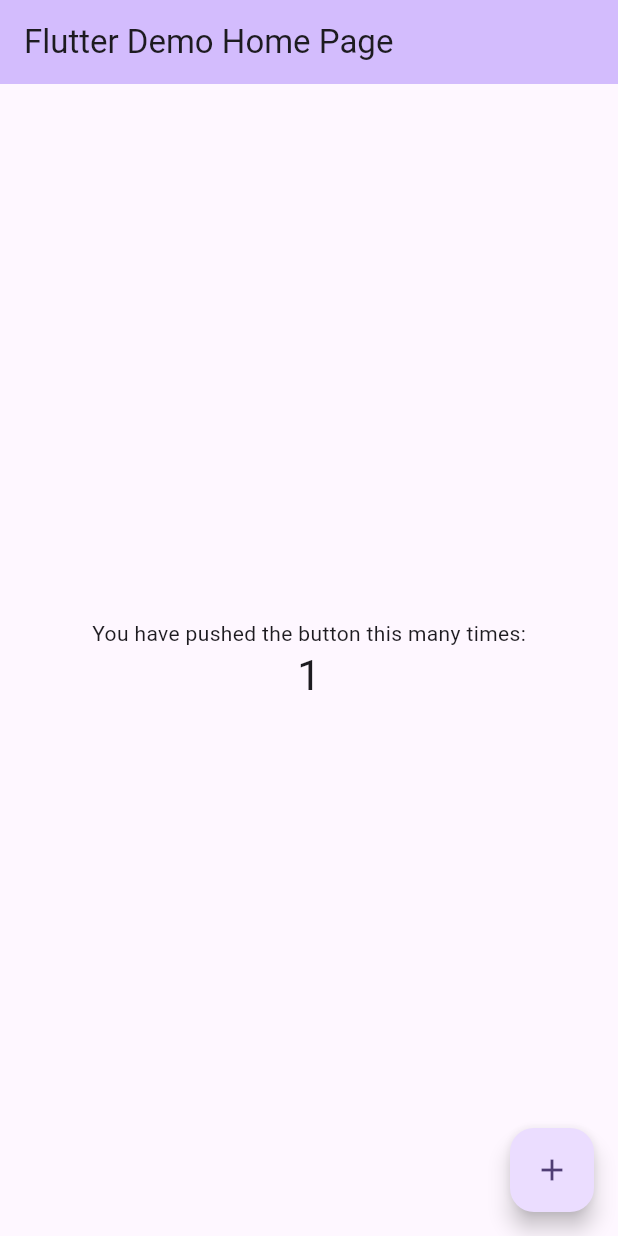
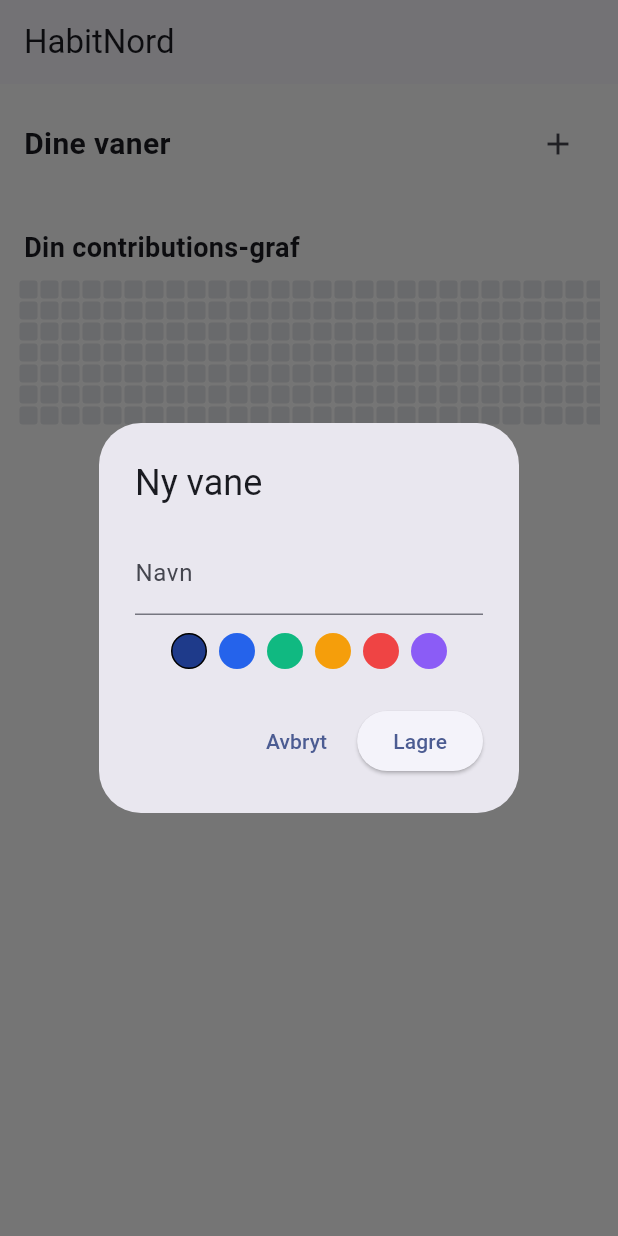
Before and after one commit to TheFrostBunny/Habitnord, a Flutter app: the screen it shows after launch, after a tap on the "add" icon, on a phone screen of 412 x 824 dp. Run offline on Flutter 3.47's test engine with Material 3 defaults, Android fonts, the phone set to English and light mode, and no system bars; our stand-ins replace shared_preferences.

Commit message:
Refactor app structure and implement habit tracking features

```diff
--- /dev/null
+++ b/devtools_options.yaml
@@ -0,0 +1,3 @@
+description: This file stores settings for Dart & Flutter DevTools.
+documentation: https://docs.flutter.dev/tools/devtools/extensions#configure-extension-enablement-states
+extensions:
--- a/lib/main.dart
+++ b/lib/main.dart
@@ -1,122 +1,318 @@
 import 'package:flutter/material.dart';
+import 'package:provider/provider.dart';
+
+import 'repository/habit_repository.dart';
+import 'services/storage_service.dart';
+import 'models/habit.dart';
 
 void main() {
-  runApp(const MyApp());
+  runApp(const HabitNordApp());
 }
 
-class MyApp extends StatelessWidget {
-  const MyApp({super.key});
+class HabitNordApp extends StatelessWidget {
+  const HabitNordApp({super.key});
 
-  // This widget is the root of your application.
   @override
   Widget build(BuildContext context) {
-    return MaterialApp(
-      title: 'Flutter Demo',
-      theme: ThemeData(
-        // This is the theme of your application.
-        //
-        // TRY THIS: Try running your application with "flutter run". You'll see
-        // the application has a purple toolbar. Then, without quitting the app,
-        // try changing the seedColor in the colorScheme below to Colors.green
-        // and then invoke "hot reload" (save your changes or press the "hot
-        // reload" button in a Flutter-supported IDE, or press "r" if you used
-        // the command line to start the app).
-        //
-        // Notice that the counter didn't reset back to zero; the application
-        // state is not lost during the reload. To reset the state, use hot
-        // restart instead.
-        //
-        // This works for code too, not just values: Most code changes can be
-        // tested with just a hot reload.
-        colorScheme: ColorScheme.fromSeed(seedColor: Colors.deepPurple),
+    final palette = _habitNordPalette;
+    return MultiProvider(
+      providers: [
+        ChangeNotifierProvider(
+          create: (_) => HabitRepository(StorageService())..load(),
+        ),
+      ],
+      child: MaterialApp(
+        title: 'HabitNord',
+        theme: ThemeData(
+          colorScheme: ColorScheme.fromSeed(seedColor: palette.primary),
+          useMaterial3: true,
+          scaffoldBackgroundColor: Colors.white,
+        ),
+        home: const HabitsHomePage(),
       ),
-      home: const MyHomePage(title: 'Flutter Demo Home Page'),
     );
   }
 }
 
-class MyHomePage extends StatefulWidget {
-  const MyHomePage({super.key, required this.title});
-
-  // This widget is the home page of your application. It is stateful, meaning
-  // that it has a State object (defined below) that contains fields that affect
-  // how it looks.
-
-  // This class is the configuration for the state. It holds the values (in this
-  // case the title) provided by the parent (in this case the App widget) and
-  // used by the build method of the State. Fields in a Widget subclass are
-  // always marked "final".
-
-  final String title;
-
-  @override
-  State<MyHomePage> createState() => _MyHomePageState();
-}
-
-class _MyHomePageState extends State<MyHomePage> {
-  int _counter = 0;
-
-  void _incrementCounter() {
-    setState(() {
-      // This call to setState tells the Flutter framework that something has
-      // changed in this State, which causes it to rerun the build method below
-      // so that the display can reflect the updated values. If we changed
-      // _counter without calling setState(), then the build method would not be
-      // called again, and so nothing would appear to happen.
-      _counter++;
-    });
-  }
+class HabitsHomePage extends StatelessWidget {
+  const HabitsHomePage({super.key});
 
   @override
   Widget build(BuildContext context) {
-    // This method is rerun every time setState is called, for instance as done
-    // by the _incrementCounter method above.
-    //
-    // The Flutter framework has been optimized to make rerunning build methods
-    // fast, so that you can just rebuild anything that needs updating rather
-    // than having to individually change instances of widgets.
+    final repo = context.watch<HabitRepository>();
+    final habits = repo.habits;
     return Scaffold(
-      appBar: AppBar(
-        // TRY THIS: Try changing the color here to a specific color (to
-        // Colors.amber, perhaps?) and trigger a hot reload to see the AppBar
-        // change color while the other colors stay the same.
-        backgroundColor: Theme.of(context).colorScheme.inversePrimary,
-        // Here we take the value from the MyHomePage object that was created by
-        // the App.build method, and use it to set our appbar title.
-        title: Text(widget.title),
+      appBar: AppBar(title: const Text('HabitNord')),
+      body: ListView(
+        children: [
+          Padding(
+            padding: const EdgeInsets.all(16.0),
+            child: Row(
+              mainAxisAlignment: MainAxisAlignment.spaceBetween,
+              children: [
+                const Text(
+                  'Dine vaner',
+                  style: TextStyle(fontSize: 20, fontWeight: FontWeight.bold),
+                ),
+                IconButton(
+                  icon: const Icon(Icons.add),
+                  onPressed: () async {
+                    await _showAddHabitDialog(context);
+                  },
+                ),
+              ],
+            ),
+          ),
+          ...habits.map((h) => _HabitTile(habit: h)),
+          const SizedBox(height: 16),
+          const ContributionsSection(),
+        ],
       ),
-      body: Center(
-        // Center is a layout widget. It takes a single child and positions it
-        // in the middle of the parent.
-        child: Column(
-          // Column is also a layout widget. It takes a list of children and
-          // arranges them vertically. By default, it sizes itself to fit its
-          // children horizontally, and tries to be as tall as its parent.
-          //
-          // Column has various properties to control how it sizes itself and
-          // how it positions its children. Here we use mainAxisAlignment to
-          // center the children vertically; the main axis here is the vertical
-          // axis because Columns are vertical (the cross axis would be
-          // horizontal).
-          //
-          // TRY THIS: Invoke "debug painting" (choose the "Toggle Debug Paint"
-          // action in the IDE, or press "p" in the console), to see the
-          // wireframe for each widget.
-          mainAxisAlignment: MainAxisAlignment.center,
-          children: <Widget>[
-            const Text('You have pushed the button this many times:'),
-            Text(
-              '$_counter',
-              style: Theme.of(context).textTheme.headlineMedium,
+    );
+  }
+}
+
+class _HabitTile extends StatelessWidget {
+  final Habit habit;
+  const _HabitTile({required this.habit});
+
+  @override
+  Widget build(BuildContext context) {
+    final repo = context.watch<HabitRepository>();
+    final today = DateTime.now();
+    final completedToday = repo.logs.any(
+      (l) =>
+          l.habitId == habit.id &&
+          l.date.year == today.year &&
+          l.date.month == today.month &&
+          l.date.day == today.day,
+    );
+    return ListTile(
+      leading: CircleAvatar(backgroundColor: _colorFromHex(habit.colorHex)),
+      title: Text(habit.name),
+      trailing: IconButton(
+        icon: Icon(
+          completedToday ? Icons.check_circle : Icons.radio_button_unchecked,
+          color: completedToday ? Colors.green : null,
+        ),
+        onPressed: () => repo.toggleCompletion(habit, DateTime.now()),
+      ),
+    );
+  }
+}
+
+class ContributionsSection extends StatelessWidget {
+  const ContributionsSection({super.key});
+
+  @override
+  Widget build(BuildContext context) {
+    final end = DateTime.now();
+    final start = end.subtract(const Duration(days: 7 * 52));
+    return Column(
+      crossAxisAlignment: CrossAxisAlignment.start,
+      children: [
+        const Padding(
+          padding: EdgeInsets.symmetric(horizontal: 16.0),
+          child: Text(
+            'Din contributions-graf',
+            style: TextStyle(fontSize: 18, fontWeight: FontWeight.w600),
+          ),
+        ),
+        const SizedBox(height: 8),
+        Padding(
+          padding: const EdgeInsets.symmetric(horizontal: 12.0),
+          child: _ContributionsHeatmap(start: start, end: end),
+        ),
+      ],
+    );
+  }
+}
+
+class _ContributionsHeatmap extends StatelessWidget {
+  final DateTime start;
+  final DateTime end;
+  const _ContributionsHeatmap({required this.start, required this.end});
+
+  @override
+  Widget build(BuildContext context) {
+    final repo = context.watch<HabitRepository>();
+    final palette = _habitNordPalette;
+    // Prepare weeks columns similar to GitHub
+    final columns = <List<DateTime>>[];
+    var cursor = start;
+    // Align start to previous Sunday
+    cursor = cursor.subtract(Duration(days: cursor.weekday % 7));
+    while (!cursor.isAfter(end)) {
+      final week = <DateTime>[];
+      for (int i = 0; i < 7; i++) {
+        final day = cursor.add(Duration(days: i));
+        if (!day.isBefore(start) && !day.isAfter(end)) {
+          week.add(day);
+        } else {
+          week.add(day);
+        }
+      }
+      columns.add(week);
+      cursor = cursor.add(const Duration(days: 7));
+    }
+
+    final perDay = repo.completionsPerDay(start, end);
+
+    return SingleChildScrollView(
+      scrollDirection: Axis.horizontal,
+      child: Row(
+        children: [
+          for (final week in columns)
+            Padding(
+              padding: const EdgeInsets.symmetric(horizontal: 1.0),
+              child: Column(
+                children: [
+                  for (final day in week)
+                    Padding(
+                      padding: const EdgeInsets.symmetric(vertical: 1.0),
+                      child: _HeatCell(
+                        date: day,
+                        count:
+                            perDay[DateTime(day.year, day.month, day.day)] ?? 0,
+                        palette: palette,
+                      ),
+                    ),
+                ],
+              ),
+            ),
+        ],
+      ),
+    );
+  }
+}
+
+class _HeatCell extends StatelessWidget {
+  final DateTime date;
+  final int count;
+  final _Palette palette;
+  const _HeatCell({
+    required this.date,
+    required this.count,
+    required this.palette,
+  });
+
+  @override
+  Widget build(BuildContext context) {
+    final color = _colorForCount(count, palette);
+    return Tooltip(
+      message: '${date.year}-${date.month}-${date.day}: $count',
+      child: Container(
+        width: 12,
+        height: 12,
+        decoration: BoxDecoration(
+          color: color,
+          borderRadius: BorderRadius.circular(2),
+        ),
+      ),
+    );
+  }
+}
+
+Future<void> _showAddHabitDialog(BuildContext context) async {
+  final nameController = TextEditingController();
+  final colors = _habitNordPalette.swatches;
+  String selectedHex = _habitNordPalette.primaryHex;
+  final repo = context.read<HabitRepository>();
+  await showDialog(
+    context: context,
+    builder:
+        (ctx) => AlertDialog(
+          title: const Text('Ny vane'),
+          content: Column(
+            mainAxisSize: MainAxisSize.min,
+            children: [
+              TextField(
+                controller: nameController,
+                decoration: const InputDecoration(labelText: 'Navn'),
+              ),
+              const SizedBox(height: 12),
+              Wrap(
+                spacing: 8,
+                runSpacing: 8,
+                children: [
+                  for (final hex in colors)
+                    GestureDetector(
+                      onTap: () {
+                        selectedHex = hex;
+                      },
+                      child: Container(
+                        width: 24,
+                        height: 24,
+                        decoration: BoxDecoration(
+                          color: _colorFromHex(hex),
+                          shape: BoxShape.circle,
+                          border: Border.all(
+                            color:
+                                hex == selectedHex
+                                    ? Colors.black
+                                    : Colors.transparent,
+                          ),
+                        ),
+                      ),
+                    ),
+                ],
+              ),
+            ],
+          ),
+          actions: [
+            TextButton(
+              onPressed: () => Navigator.pop(ctx),
+              child: const Text('Avbryt'),
+            ),
+            ElevatedButton(
+              onPressed: () async {
+                final name = nameController.text.trim();
+                if (name.isNotEmpty) {
+                  await repo.addHabit(name, selectedHex);
+                  // ignore: use_build_context_synchronously
+                  Navigator.pop(ctx);
+                }
+              },
+              child: const Text('Lagre'),
             ),
           ],
         ),
-      ),
-      floatingActionButton: FloatingActionButton(
-        onPressed: _incrementCounter,
-        tooltip: 'Increment',
-        child: const Icon(Icons.add),
-      ), // This trailing comma makes auto-formatting nicer for build methods.
-    );
-  }
+  );
 }
+
+class _Palette {
+  final Color primary;
+  final String primaryHex;
+  final List<String> swatches;
+  const _Palette({
+    required this.primary,
+    required this.primaryHex,
+    required this.swatches,
+  });
+}
+
+const _habitNordPalette = _Palette(
+  primary: Color(0xFF1E3A8A),
+  primaryHex: '1E3A8A',
+  swatches: [
+    '1E3A8A', // deep blue
+    '2563EB', // blue
+    '10B981', // teal
+    'F59E0B', // amber
+    'EF4444', // red
+    '8B5CF6', // violet
+  ],
+);
+
+Color _colorFromHex(String hex) {
+  final v = hex.replaceAll('#', '');
+  return Color(int.parse('FF$v', radix: 16));
+}
+
+Color _colorForCount(int count, _Palette palette) {
+  if (count <= 0) return const Color(0xFFE5E7EB); // gray-200
+  if (count == 1) return const Color(0xFFBFDBFE); // blue-200
+  if (count <= 3) return const Color(0xFF60A5FA); // blue-400
+  if (count <= 6) return const Color(0xFF2563EB); // blue-600
+  return const Color(0xFF1E3A8A); // blue-800
+}
--- /dev/null
+++ b/lib/models/habit.dart
@@ -0,0 +1,24 @@
+import 'dart:convert';
+
+class Habit {
+  final String id;
+  String name;
+  String colorHex; // For branding palette
+
+  Habit({required this.id, required this.name, required this.colorHex});
+
+  factory Habit.fromMap(Map<String, dynamic> map) => Habit(
+    id: map['id'] as String,
+    name: map['name'] as String,
+    colorHex: map['colorHex'] as String,
+  );
+
+  Map<String, dynamic> toMap() => {
+    'id': id,
+    'name': name,
+    'colorHex': colorHex,
+  };
+
+  String toJson() => jsonEncode(toMap());
+  factory Habit.fromJson(String source) => Habit.fromMap(jsonDecode(source));
+}
--- /dev/null
+++ b/lib/models/habit_log.dart
@@ -0,0 +1,27 @@
+import 'dart:convert';
+
+class HabitLog {
+  final String habitId;
+  final DateTime date; // normalized to local date
+
+  HabitLog({required this.habitId, required this.date});
+
+  factory HabitLog.fromMap(Map<String, dynamic> map) => HabitLog(
+    habitId: map['habitId'] as String,
+    date: DateTime.parse(map['date'] as String),
+  );
+
+  Map<String, dynamic> toMap() => {
+    'habitId': habitId,
+    'date':
+        DateTime(
+          DateTime.parse(date.toIso8601String()).year,
+          DateTime.parse(date.toIso8601String()).month,
+          DateTime.parse(date.toIso8601String()).day,
+        ).toIso8601String(),
+  };
+
+  String toJson() => jsonEncode(toMap());
+  factory HabitLog.fromJson(String source) =>
+      HabitLog.fromMap(jsonDecode(source));
+}
--- /dev/null
+++ b/lib/repository/habit_repository.dart
@@ -0,0 +1,107 @@
+import 'dart:math';
+
+import 'package:flutter/foundation.dart';
+
+import '../models/habit.dart';
+import '../models/habit_log.dart';
+import '../services/storage_service.dart';
+
+class HabitRepository extends ChangeNotifier {
+  final StorageService _storage;
+  HabitRepository(this._storage);
+
+  final List<Habit> _habits = [];
+  final List<HabitLog> _logs = [];
+
+  List<Habit> get habits => List.unmodifiable(_habits);
+  List<HabitLog> get logs => List.unmodifiable(_logs);
+
+  Future<void> load() async {
+    final habitMaps = await _storage.readMapList(StorageService.habitsKey);
+    final logMaps = await _storage.readMapList(StorageService.logsKey);
+    _habits
+      ..clear()
+      ..addAll(habitMaps.map(Habit.fromMap));
+    _logs
+      ..clear()
+      ..addAll(logMaps.map(HabitLog.fromMap));
+    notifyListeners();
+  }
+
+  Future<void> addHabit(String name, String colorHex) async {
+    final id = _generateId();
+    _habits.add(Habit(id: id, name: name, colorHex: colorHex));
+    await _persist();
+    notifyListeners();
+  }
+
+  Future<void> updateHabit(
+    Habit habit, {
+    String? name,
+    String? colorHex,
+  }) async {
+    final idx = _habits.indexWhere((h) => h.id == habit.id);
+    if (idx == -1) return;
+    _habits[idx] = Habit(
+      id: habit.id,
+      name: name ?? habit.name,
+      colorHex: colorHex ?? habit.colorHex,
+    );
+    await _persist();
+    notifyListeners();
+  }
+
+  Future<void> deleteHabit(Habit habit) async {
+    _habits.removeWhere((h) => h.id == habit.id);
+    _logs.removeWhere((l) => l.habitId == habit.id);
+    await _persist();
+    notifyListeners();
+  }
+
+  Future<void> toggleCompletion(Habit habit, DateTime date) async {
+    final d = DateTime(date.year, date.month, date.day);
+    final existingIdx = _logs.indexWhere(
+      (l) => l.habitId == habit.id && _sameDay(l.date, d),
+    );
+    if (existingIdx >= 0) {
+      _logs.removeAt(existingIdx);
+    } else {
+      _logs.add(HabitLog(habitId: habit.id, date: d));
+    }
+    await _persist();
+    notifyListeners();
+  }
+
+  int countCompletionsInRange(DateTime start, DateTime end) {
+    return _logs
+        .where((l) => !l.date.isBefore(start) && !l.date.isAfter(end))
+        .length;
+  }
+
+  Map<DateTime, int> completionsPerDay(DateTime start, DateTime end) {
+    final Map<DateTime, int> map = {};
+    for (var l in _logs) {
+      if (l.date.isBefore(start) || l.date.isAfter(end)) continue;
+      final key = DateTime(l.date.year, l.date.month, l.date.day);
+      map[key] = (map[key] ?? 0) + 1;
+    }
+    return map;
+  }
+
+  Future<void> _persist() async {
+    await _storage.saveMapList(
+      StorageService.habitsKey,
+      _habits.map((e) => e.toMap()).toList(),
+    );
+    await _storage.saveMapList(
+      StorageService.logsKey,
+      _logs.map((e) => e.toMap()).toList(),
+    );
+  }
+
+  String _generateId() =>
+      DateTime.now().microsecondsSinceEpoch.toString() +
+      Random().nextInt(9999).toString();
+  bool _sameDay(DateTime a, DateTime b) =>
+      a.year == b.year && a.month == b.month && a.day == b.day;
+}
--- /dev/null
+++ b/lib/services/storage_service.dart
@@ -0,0 +1,28 @@
+import 'dart:convert';
+
+import 'package:shared_preferences/shared_preferences.dart';
+
+class StorageService {
+  static const String habitsKey = 'habits_v1';
+  static const String logsKey = 'habit_logs_v1';
+
+  Future<void> saveStringList(String key, List<String> values) async {
+    final prefs = await SharedPreferences.getInstance();
+    await prefs.setStringList(key, values);
+  }
+
+  Future<List<String>> readStringList(String key) async {
+    final prefs = await SharedPreferences.getInstance();
+    return prefs.getStringList(key) ?? <String>[];
+  }
+
+  Future<void> saveMapList(String key, List<Map<String, dynamic>> list) async {
+    final serialized = list.map((e) => jsonEncode(e)).toList();
+    await saveStringList(key, serialized);
+  }
+
+  Future<List<Map<String, dynamic>>> readMapList(String key) async {
+    final list = await readStringList(key);
+    return list.map((e) => jsonDecode(e) as Map<String, dynamic>).toList();
+  }
+}
--- a/pubspec.yaml
+++ b/pubspec.yaml
@@ -30,6 +30,8 @@ environment:
 dependencies:
   flutter:
     sdk: flutter
+  shared_preferences: ^2.3.2
+  provider: ^6.1.2
 
   # The following adds the Cupertino Icons font to your application.
   # Use with the CupertinoIcons class for iOS style icons.
```
Also changed, not shown: pubspec.lock, 2 other files.
